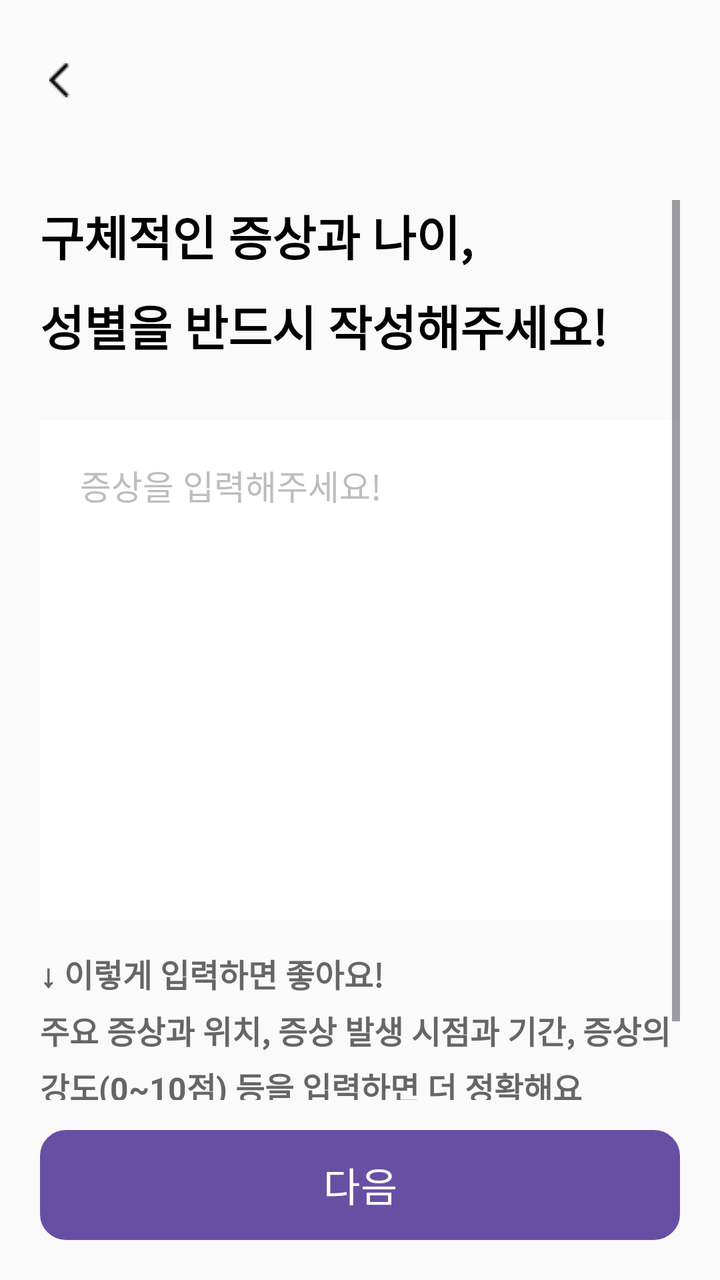
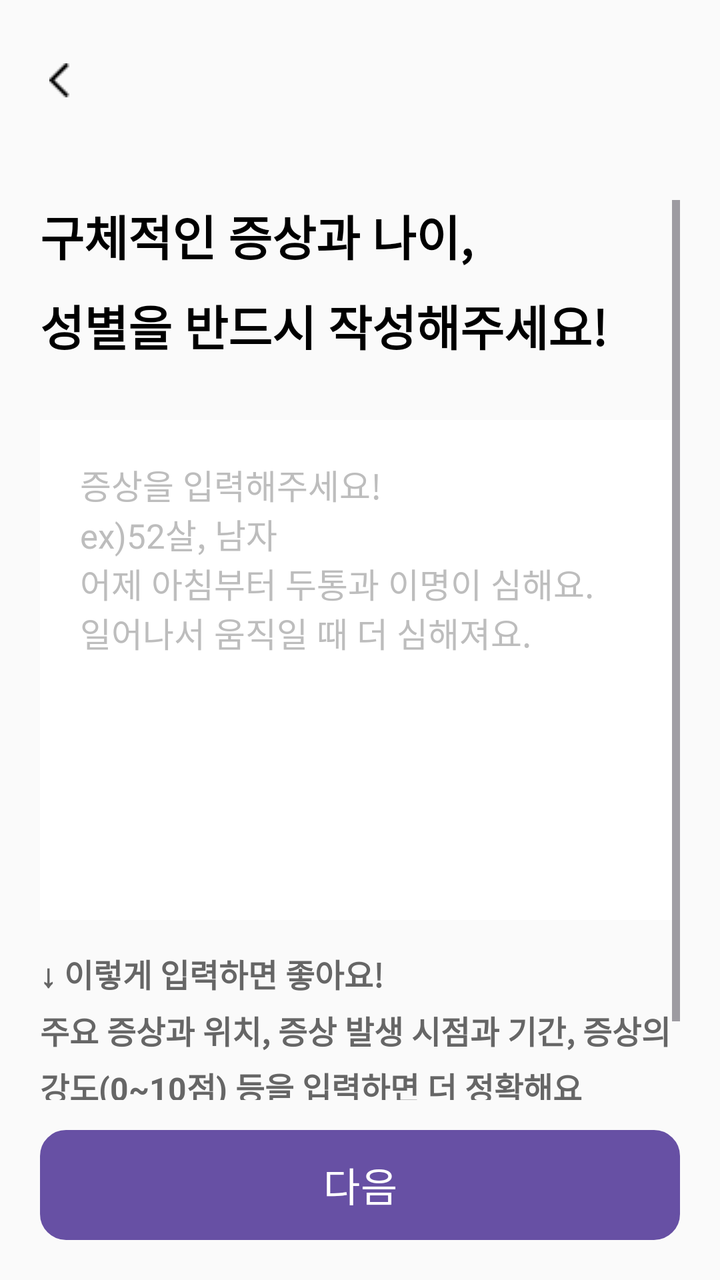

Before-and-after screenshots of an Android layout around one commit, followed by the original layout XML and the change that was made.
<!-- AndroidManifest.xml: application theme Theme.A -->
<!-- res/layout/activity_textinput.xml -->
<?xml version="1.0" encoding="utf-8"?>
<LinearLayout
    xmlns:android="http://schemas.android.com/apk/res/android"
    xmlns:app="http://schemas.android.com/apk/res-auto"
    xmlns:tools="http://schemas.android.com/tools"
    android:layout_width="match_parent"
    android:layout_height="match_parent"
    android:orientation="vertical"
    android:background="#FAFAFA"
    tools:context=".TextInputActivity">

    
    <LinearLayout
        android:layout_width="match_parent"
        android:layout_height="80dp"
        android:gravity="center_vertical"
        android:paddingStart="15dp"
        android:paddingEnd="15dp">

        <ImageButton
            android:id="@+id/btnBack"
            android:layout_width="30dp"
            android:layout_height="40dp"
            android:paddingStart="0dp"
            android:paddingEnd="1dp"
            android:background="?attr/selectableItemBackgroundBorderless"
            android:src="@drawable/chevron_left_thin"
            android:contentDescription="뒤로가기" />

    </LinearLayout>

    
    <ScrollView
        android:layout_width="match_parent"
        android:layout_height="0dp"
        android:layout_weight="1"
        android:paddingStart="20dp"
        android:paddingEnd="20dp"
        android:paddingTop="20dp">

        <LinearLayout
            android:layout_width="match_parent"
            android:layout_height="wrap_content"
            android:orientation="vertical">

            
            <TextView
                android:layout_width="match_parent"
                android:layout_height="wrap_content"
                android:text="구체적인 증상과 나이,\n성별을 반드시 작성해주세요!"
                android:textSize="24sp"
                android:textStyle="bold"
                android:textColor="#000000"
                android:lineSpacingExtra="10dp"
                android:layout_marginBottom="30dp" />

            
            <EditText
                android:id="@+id/etSymptomInput"
                android:layout_width="match_parent"
                android:layout_height="250dp"
                android:background="#FFFFFF"
                android:hint="증상을 입력해주세요!"
                android:textColorHint="#BDBDBD"
                android:textColor="#000000"
                android:textSize="17sp"
                android:padding="20dp"
                android:gravity="top"
                android:maxLines="10"
                android:inputType="textMultiLine"
                android:scrollbars="vertical"
                android:layout_marginBottom="15dp"
                android:fadeScrollbars="false" />

            
            <TextView
                android:layout_width="match_parent"
                android:layout_height="wrap_content"
                android:text="↓ 이렇게 입력하면 좋아요!\n주요 증상과 위치, 증상 발생 시점과 기간, 증상의 강도(0~10점) 등을 입력하면 더 정확해요"
                android:textSize="16sp"
                android:textStyle="bold"
                android:textColor="#666666"
                android:lineSpacingExtra="5dp"
                android:layout_marginBottom="40dp" />

        </LinearLayout>

    </ScrollView>

    
    <LinearLayout
        android:layout_width="match_parent"
        android:layout_height="wrap_content"
        android:paddingStart="20dp"
        android:paddingEnd="20dp"
        android:paddingTop="15dp"
        android:paddingBottom="20dp"
        android:orientation="vertical">

        <Button
            android:id="@+id/btnNext"
            android:layout_width="match_parent"
            android:layout_height="55dp"
            android:text="다음"
            android:textSize="20sp"
            android:textColor="#FFFFFF"
            android:background="@drawable/btn_border"
            android:gravity="center" />

    </LinearLayout>

</LinearLayout>
<!-- resources referenced by this layout -->
<resources>
  <!-- drawable btn_border (drawable) -->
  <?xml version="1.0" encoding="utf-8"?>
  <shape xmlns:android="http://schemas.android.com/apk/res/android"
      android:shape="rectangle">
  
      
      <solid android:color="#FFFFFF" />
  
      
      <stroke
          android:width="2dp"
          android:color="#BDBDBD" />
  
      
      <corners android:radius="12dp" />
  
      
      <padding
          android:left="10dp"
          android:top="10dp"
          android:right="10dp"
          android:bottom="10dp" />
  </shape>
  <!-- drawable chevron_left_thin: png bitmap (drawable, 173 bytes) -->
  <style name="Theme.A" parent="Base.Theme.A" />
  <style name="Base.Theme.A" parent="Theme.Material3.DayNight.NoActionBar">
          
          
  
  
      </style>
</resources>

<!-- the commit's change to res/layout/activity_textinput.xml (unified diff, before → after) -->
@@ -25,7 +25,7 @@
             android:paddingEnd="1dp"
             android:background="?attr/selectableItemBackgroundBorderless"
             android:src="@drawable/chevron_left_thin"
-            android:contentDescription="뒤로가기" />
+            android:contentDescription="@string/back" />
 
     </LinearLayout>
 
@@ -47,7 +47,7 @@
             <TextView
                 android:layout_width="match_parent"
                 android:layout_height="wrap_content"
-                android:text="구체적인 증상과 나이,\n성별을 반드시 작성해주세요!"
+                android:text="@string/textinput_title"
                 android:textSize="24sp"
                 android:textStyle="bold"
                 android:textColor="#000000"
@@ -60,7 +60,7 @@
                 android:layout_width="match_parent"
                 android:layout_height="250dp"
                 android:background="#FFFFFF"
-                android:hint="증상을 입력해주세요!"
+                android:hint="@string/textinput_hint"
                 android:textColorHint="#BDBDBD"
                 android:textColor="#000000"
                 android:textSize="17sp"
@@ -76,7 +76,7 @@
             <TextView
                 android:layout_width="match_parent"
                 android:layout_height="wrap_content"
-                android:text="↓ 이렇게 입력하면 좋아요!\n주요 증상과 위치, 증상 발생 시점과 기간, 증상의 강도(0~10점) 등을 입력하면 더 정확해요"
+                android:text="@string/textinput_guide"
                 android:textSize="16sp"
                 android:textStyle="bold"
                 android:textColor="#666666"
@@ -101,7 +101,7 @@
             android:id="@+id/btnNext"
             android:layout_width="match_parent"
             android:layout_height="55dp"
-            android:text="다음"
+            android:text="@string/next"
             android:textSize="20sp"
             android:textColor="#FFFFFF"
             android:background="@drawable/btn_border"
<!-- resource entries referenced after the edit -->
@@ -24,6 +24,11 @@
           android:bottom="10dp" />
   </shape>
   <!-- drawable chevron_left_thin: png bitmap (drawable, 173 bytes) -->
+  <string name="back">뒤로가기</string>
+  <string name="next">다음</string>
+  <string name="textinput_guide">↓ 이렇게 입력하면 좋아요!\n주요 증상과 위치, 증상 발생 시점과 기간, 증상의 강도(0~10점) 등을 입력하면 더 정확해요</string>
+  <string name="textinput_hint">증상을 입력해주세요!\nex)52살, 남자\n어제 아침부터 두통과 이명이 심해요.\n일어나서 움직일 때 더 심해져요.</string>
+  <string name="textinput_title">구체적인 증상과 나이,\n성별을 반드시 작성해주세요!</string>
   <style name="Theme.A" parent="Base.Theme.A" />
   <style name="Base.Theme.A" parent="Theme.Material3.DayNight.NoActionBar">
           
